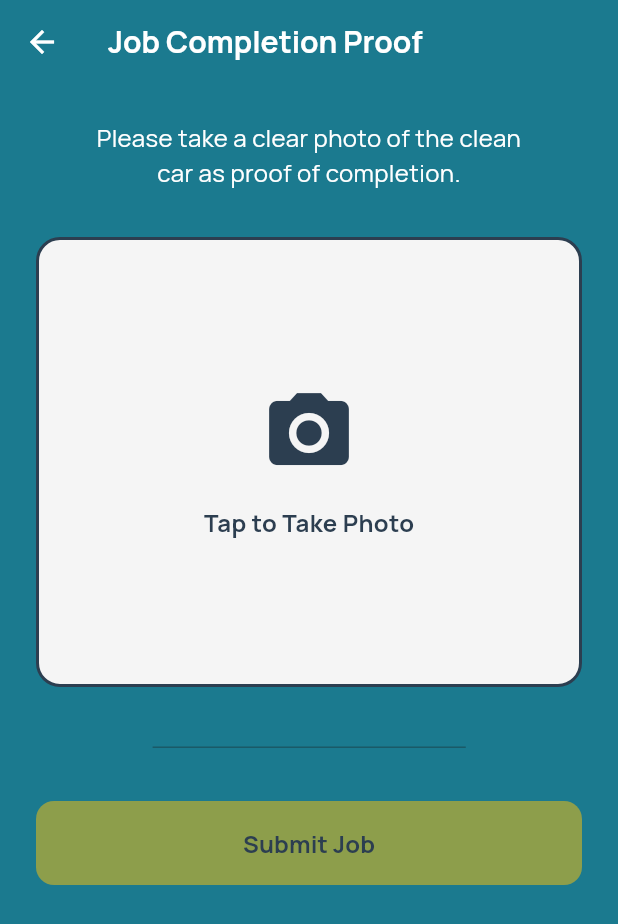
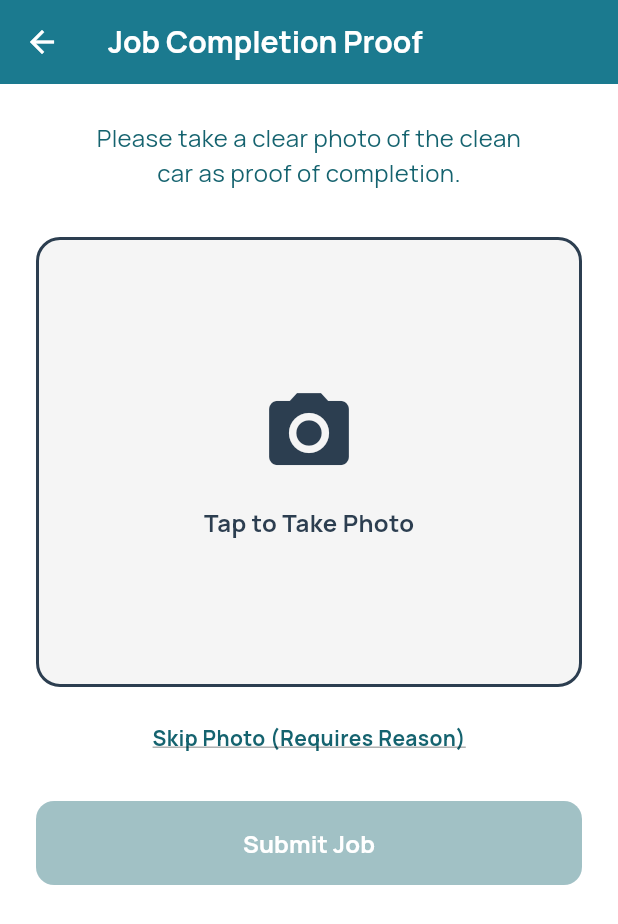
Before and after one commit to luckyw/duneShine-EmployeeFlutterApp, a Flutter app: the JobCompletionProofScreen screen opened by its route, on a phone screen of 412 x 824 dp. Shown: the top 924 px of the screen. Run offline on Flutter 3.47's test engine with Material 3 defaults, Android fonts, the phone set to English and light mode, and no system bars; our stand-ins replace flutter_secure_storage, google_maps_flutter, image_picker; accounts and stored records are empty.

Commit message:
Changes in the UI before the integration of firebase and other things

```diff
--- a/lib/screens/MPINfillinfScreen.dart
+++ b/lib/screens/MPINfillinfScreen.dart
@@ -38,7 +38,7 @@
         ModalRoute.of(context)?.settings.arguments as Map<String, dynamic>? ??
             {};
     return Scaffold(
-      backgroundColor: AppColors.primaryTeal,
+      backgroundColor: AppColors.white,
       appBar: AppBar(
         backgroundColor: AppColors.primaryTeal,
         elevation: 0,
@@ -65,6 +65,10 @@
                 decoration: BoxDecoration(
                   color: AppColors.white,
                   borderRadius: BorderRadius.circular(16),
+                  border: Border.all(
+                    color: AppColors.darkNavy,
+                    width: 2,
+                  ),
                 ),
                 child: Column(
                   children: [
--- a/lib/screens/jobCOmpletionProofPhto.dart
+++ b/lib/screens/jobCOmpletionProofPhto.dart
@@ -35,7 +35,7 @@
   @override
   Widget build(BuildContext context) {
     return Scaffold(
-      backgroundColor: AppColors.primaryTeal,
+      backgroundColor: AppColors.white,
       appBar: AppBar(
         backgroundColor: AppColors.primaryTeal,
         elevation: 0,
@@ -62,7 +62,7 @@
                 textAlign: TextAlign.center,
                 style: TextStyle(
                   fontSize: 16,
-                  color: AppColors.white,
+                  color: AppColors.darkTeal,
                 ),
               ),
               const SizedBox(height: 32),
@@ -226,7 +226,7 @@
                   'Skip Photo (Requires Reason)',
                   style: TextStyle(
                     fontSize: 14,
-                    color: AppColors.primaryTeal,
+                    color: AppColors.darkTeal,
                     fontWeight: FontWeight.bold,
                     decoration: TextDecoration.underline,
                   ),
@@ -245,9 +245,10 @@
                         }
                       : null,
                   style: ElevatedButton.styleFrom(
-                    backgroundColor: const Color(0xFFFFC107),
-                    disabledBackgroundColor:
-                        const Color(0xFFFFC107).withValues(alpha: 0.5),
+                    backgroundColor: AppColors.darkTeal,
+                    foregroundColor: Colors.white,
+                    disabledBackgroundColor: AppColors.darkTeal.withOpacity(0.4),
+                    disabledForegroundColor: Colors.white.withOpacity(0.6),
                     shape: RoundedRectangleBorder(
                       borderRadius: BorderRadius.circular(12),
                     ),
@@ -255,7 +256,7 @@
                   child: const Text(
                     'Submit Job',
                     style: TextStyle(
-                      color: AppColors.darkNavy,
+                      color: Colors.white,
                       fontSize: 16,
                       fontWeight: FontWeight.bold,
                     ),
--- a/lib/screens/login_screen.dart
+++ b/lib/screens/login_screen.dart
@@ -181,7 +181,7 @@
   @override
   Widget build(BuildContext context) {
     return Scaffold(
-      backgroundColor: AppColors.darkNavy,
+      backgroundColor: AppColors.primaryTeal,
       body: SafeArea(
         child: SingleChildScrollView(
           child: Padding(
--- a/lib/screens/washProgressShowingScreen.dart
+++ b/lib/screens/washProgressShowingScreen.dart
@@ -266,7 +266,8 @@
                       );
                     },
                     style: ElevatedButton.styleFrom(
-                      backgroundColor: const Color(0xFFFFC107),
+                      backgroundColor: AppColors.darkTeal,
+                      foregroundColor: Colors.white,
                       shape: RoundedRectangleBorder(
                         borderRadius: BorderRadius.circular(12),
                       ),
@@ -274,7 +275,7 @@
                     child: Text(
                       'Finish Wash & Take Photo',
                       style: AppTextStyles.button(context).copyWith(
-                        color: AppColors.darkNavy,
+                        color: Colors.white,
                       ),
                     ),
                   ),
```
Also changed, not shown: lib/screens/employee_home_screen.dart (+38 -1 lines), lib/screens/jobCOmpleteOTPScreen.dart (+10 -5 lines), lib/screens/jobCompletedScreen.dart (+8 -7 lines), lib/screens/screenToFillUserPin.dart (+6 -6 lines), assets/images/Gemini_Generated_Image_sx5ts1sx5ts1sx5t.png (added), assets/images/logo.png (added).
